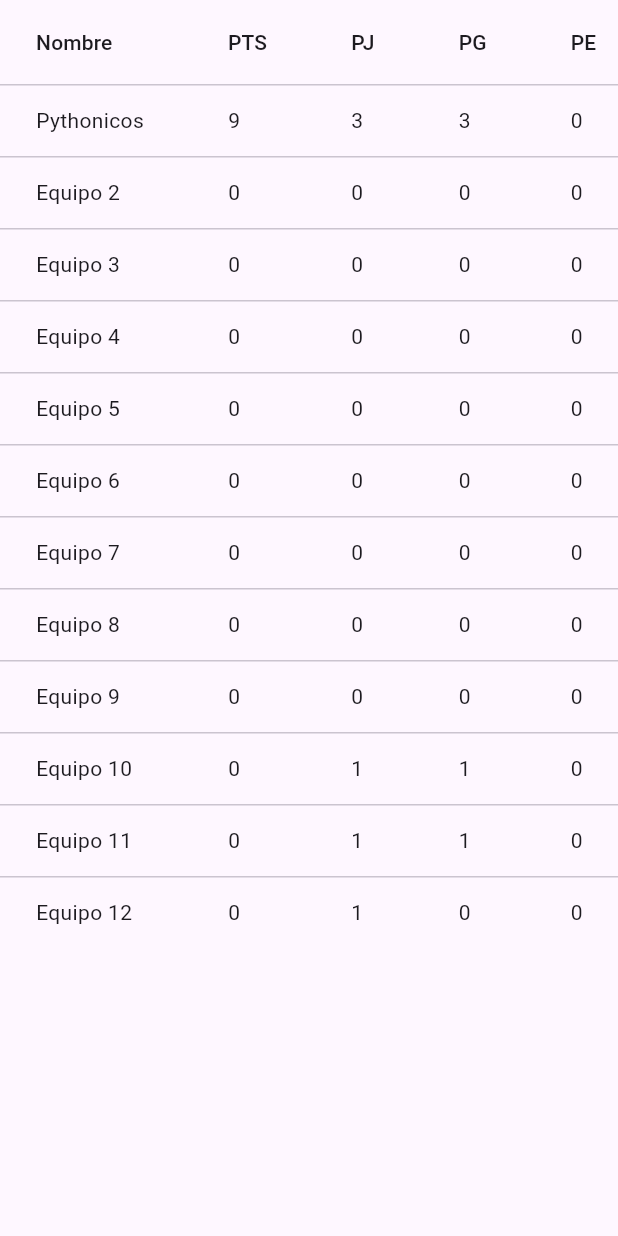
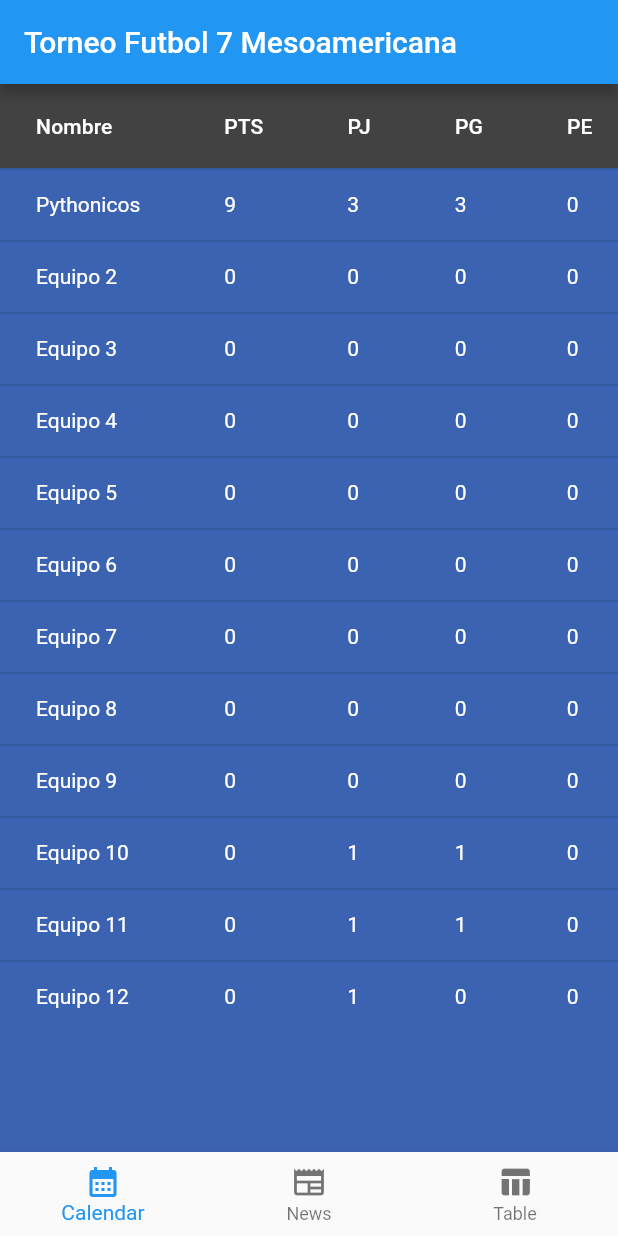
Before and after one commit to ElioC11/Parcial1PrograMoviles, a Flutter app: the screen it shows after launch, on a phone screen of 412 x 824 dp. Run offline on Flutter 3.47's test engine with Material 2 defaults, Android fonts, the phone set to English and light mode, and no system bars.

Commit message:
commit 2

```diff
--- a/ejemplo1/lib/main.dart
+++ b/ejemplo1/lib/main.dart
@@ -1,5 +1,4 @@
 //import 'dart:html';
-
 import 'package:flutter/material.dart';
 
 void main() {
@@ -7,24 +6,29 @@ void main() {
 }
 
 class MyApp extends StatelessWidget {
-  const MyApp({super.key});
+  const MyApp({Key? key}) : super(key: key);
 
-  // This widget is the root of your application.
   @override
   Widget build(BuildContext context) {
     return MaterialApp(
       title: 'Flutter Demo',
       theme: ThemeData(
-        colorScheme: ColorScheme.fromSeed(seedColor: Colors.deepPurple),
-        useMaterial3: true,
+        primaryColor: const Color(0x0036435D),
+        textTheme: TextTheme(
+          bodyText1:
+              TextStyle(color: Colors.white), // Cambia el color del texto aquí
+          bodyText2:
+              TextStyle(color: Colors.white), // Cambia el color del texto aquí
+          // Agrega más estilos de texto según sea necesario
         ),
-      home: const MyHomePage(title: 'Flutter Demo Home Page'),
+      ),
+      home: const MyHomePage(title: 'Torneo Futbol 7 Mesoamericana'),
     );
   }
 }
 
 class MyHomePage extends StatefulWidget {
-  const MyHomePage({super.key, required this.title});
+  const MyHomePage({Key? key, required this.title}) : super(key: key);
 
   final String title;
 
@@ -34,18 +38,61 @@ class MyHomePage extends StatefulWidget {
 
 class _MyHomePageState extends State<MyHomePage> {
   @override
-  Widget build(BuildContext context) => Scaffold(
+  Widget build(BuildContext context) {
+    return Scaffold(
+      appBar: AppBar(
+        title: Text(widget.title),
+      ),
+      backgroundColor: const Color(0xFF3C63B2),
       body: DataTable(
+        headingRowColor:
+            MaterialStateColor.resolveWith((states) => Colors.grey[800]!),
         columns: const [
-            DataColumn(label: Text('Nombre')),
-            DataColumn(label: Text('PTS')),
-            DataColumn(label: Text('PJ')),
-            DataColumn(label: Text('PG')),
-            DataColumn(label: Text('PE')),
-            DataColumn(label: Text('PP')),
-            DataColumn(label: Text('GF')),
-            DataColumn(label: Text('GC')),
-            DataColumn(label: Text('DIF')),
+          DataColumn(
+            label: Text('Nombre',
+                style: TextStyle(
+                    color: Colors.white)), // Cambia el color del texto aquí
+          ),
+          DataColumn(
+            label: Text('PTS',
+                style: TextStyle(
+                    color: Colors.white)), // Cambia el color del texto aquí
+          ),
+          DataColumn(
+            label: Text('PJ',
+                style: TextStyle(
+                    color: Colors.white)), // Cambia el color del texto aquí
+          ),
+          DataColumn(
+            label: Text('PG',
+                style: TextStyle(
+                    color: Colors.white)), // Cambia el color del texto aquí
+          ),
+          DataColumn(
+            label: Text('PE',
+                style: TextStyle(
+                    color: Colors.white)), // Cambia el color del texto aquí
+          ),
+          DataColumn(
+            label: Text('PP',
+                style: TextStyle(
+                    color: Colors.white)), // Cambia el color del texto aquí
+          ),
+          DataColumn(
+            label: Text('GF',
+                style: TextStyle(
+                    color: Colors.white)), // Cambia el color del texto aquí
+          ),
+          DataColumn(
+            label: Text('GC',
+                style: TextStyle(
+                    color: Colors.white)), // Cambia el color del texto aquí
+          ),
+          DataColumn(
+            label: Text('DIF',
+                style: TextStyle(
+                    color: Colors.white)), // Cambia el color del texto aquí
+          ),
         ],
         rows: const [
           DataRow(cells: [
@@ -182,5 +229,22 @@ class _MyHomePageState extends State<MyHomePage> {
           ]),
         ],
       ),
+      bottomNavigationBar: BottomNavigationBar(
+        items: const [
+          BottomNavigationBarItem(
+            icon: Icon(Icons.calendar_month),
+            label: 'Calendar',
+          ),
+          BottomNavigationBarItem(
+            icon: Icon(Icons.newspaper),
+            label: 'News',
+          ),
+          BottomNavigationBarItem(
+            icon: Icon(Icons.table_chart),
+            label: 'Table',
+          ),
+        ],
+      ),
     );
   }
+}
```
Also changed, not shown: 1 other file. Lines whose indentation alone changed are shown as unchanged.
